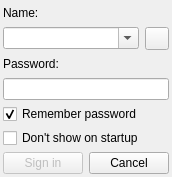
Old version of the form src/profilelogindialog.ui in the repository Winand/mqutim.
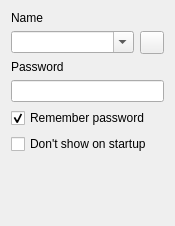
New version of the form.

Commit message: Fixed login dialog

Patch:
```diff
--- a/src/profilelogindialog.ui
+++ b/src/profilelogindialog.ui
@@ -1,69 +1,69 @@
 <?xml version="1.0" encoding="UTF-8"?>
 <ui version="4.0">
  <class>ProfileLoginDialogClass</class>
- <widget class="QDialog" name="ProfileLoginDialogClass">
-  <property name="geometry">
+ <widget class="QDialog" name="ProfileLoginDialogClass" >
+  <property name="geometry" >
    <rect>
     <x>0</x>
     <y>0</y>
-    <width>170</width>
-    <height>177</height>
+    <width>175</width>
+    <height>226</height>
    </rect>
   </property>
   <property name="windowTitle">
    <string>ProfileLoginDialog</string>
   </property>
-  <layout class="QGridLayout" name="gridLayout">
-   <property name="horizontalSpacing">
-    <number>2</number>
-   </property>
-   <property name="verticalSpacing">
-    <number>3</number>
-   </property>
-   <property name="margin">
-    <number>3</number>
-   </property>
-   <item row="0" column="0">
-    <layout class="QVBoxLayout" name="verticalLayout">
-     <property name="spacing">
-      <number>4</number>
+  <layout class="QVBoxLayout" name="verticalLayout" >
+   <item>
+    <widget class="QLabel" name="nameLabel" >
+     <property name="text" >
+      <string>Name</string>
+     </property>
+     <property name="buddy" >
+      <cstring>nameGroup</cstring>
+     </property>
+    </widget>
+   </item>
+   <item>
+    <widget class="QWidget" native="1" name="nameGroup" >
+     <property name="sizePolicy" >
+      <sizepolicy vsizetype="Preferred" hsizetype="Expanding" >
+       <horstretch>0</horstretch>
+       <verstretch>0</verstretch>
+      </sizepolicy>
+     </property>
+     <property name="focusPolicy" >
+      <enum>Qt::StrongFocus</enum>
      </property>
-     <property name="sizeConstraint">
-      <enum>QLayout::SetDefaultConstraint</enum>
-     </property>
-     <property name="rightMargin">
+     <layout class="QHBoxLayout" name="horizontalLayout_3" >
+      <property name="margin" >
       <number>0</number>
      </property>
      <item>
-      <widget class="QLabel" name="label_2">
-       <property name="text">
-        <string>Name:</string>
-       </property>
-      </widget>
-     </item>
-     <item>
-      <layout class="QHBoxLayout" name="horizontalLayout_2">
-       <item>
-        <widget class="QComboBox" name="nameComboBox">
-         <property name="editable">
+       <widget class="QComboBox" name="nameComboBox" >
+        <property name="editable" >
           <bool>true</bool>
          </property>
         </widget>
        </item>
        <item>
-        <widget class="QToolButton" name="deleteButton">
-         <property name="text">
+       <widget class="QToolButton" name="deleteButton" >
+        <property name="text" >
           <string/>
          </property>
         </widget>
        </item>
       </layout>
+    </widget>
      </item>
      <item>
-      <widget class="QLabel" name="label_3">
-       <property name="text">
-        <string>Password:</string>
-       </property>
+    <widget class="QLabel" name="passwordLabel" >
+     <property name="text" >
+      <string>Password</string>
+     </property>
+     <property name="buddy" >
+      <cstring>passwordEdit</cstring>
+     </property>
       </widget>
      </item>
      <item>
@@ -94,31 +94,28 @@
       </widget>
      </item>
      <item>
-      <layout class="QHBoxLayout" name="horizontalLayout">
-       <item>
-        <widget class="QPushButton" name="signButton">
-         <property name="enabled">
-          <bool>false</bool>
-         </property>
-         <property name="text">
-          <string>Sign in</string>
-         </property>
-        </widget>
-       </item>
-       <item>
-        <widget class="QPushButton" name="cancelButton">
-         <property name="text">
-          <string>Cancel</string>
-         </property>
-        </widget>
-       </item>
-      </layout>
-     </item>
-    </layout>
-   </item>
-  </layout>
+    <spacer name="verticalSpacer" >
+     <property name="orientation" >
+      <enum>Qt::Vertical</enum>
+     </property>
+     <property name="sizeHint" stdset="0" >
+      <size>
+       <width>20</width>
+       <height>40</height>
+      </size>
+     </property>
+    </spacer>
+   </item>
+  </layout>
  </widget>
- <layoutdefault spacing="6" margin="11"/>
+ <layoutdefault spacing="6" margin="11" />
+ <tabstops>
+  <tabstop>nameComboBox</tabstop>
+  <tabstop>deleteButton</tabstop>
+  <tabstop>passwordEdit</tabstop>
+  <tabstop>savePasswordBox</tabstop>
+  <tabstop>showDialogBox</tabstop>
+ </tabstops>
  <resources/>
  <connections>
   <connection>
```
Left out of the diff: 40 changed lines with no effect on the pictures. Lines whose indentation alone changed are shown as unchanged. The commit also changes 7 other files.
